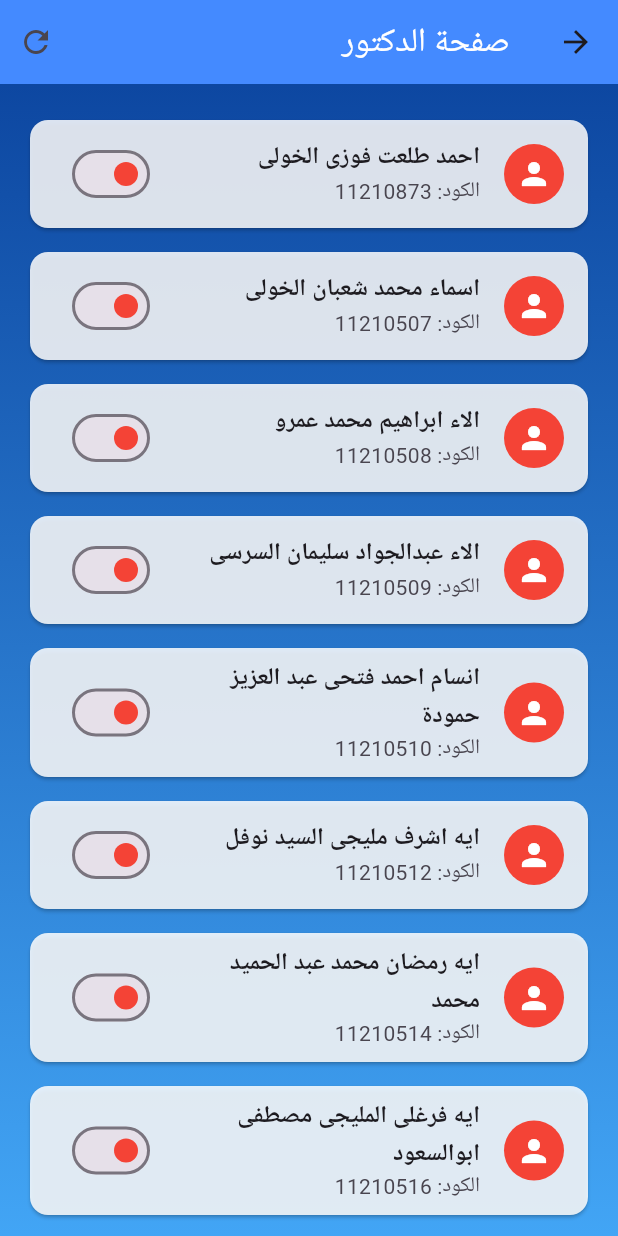
After one commit to EsraaElnajjar/finalVersionOfQRStudent, a Flutter app: the DoctorPage screen opened directly, after a tap on "الغياب فى مادة سوق العمل", on a phone screen of 412 x 824 dp. The commit adds this screen. Run offline on Flutter 3.47's test engine with Material 3 defaults, Android fonts, the phone set to English and light mode, and no system bars; our stand-ins replace qr_flutter, shared_preferences; missing offline and left inert: qr_code_scanner_plus; accounts and stored records are empty.

Commit message:
first commit

```diff
--- a/lib/Pages/DoctorPage.dart
+++ b/lib/Pages/DoctorPage.dart
@@ -3,6 +3,7 @@ import 'dart:math';
 import 'package:flutter/material.dart';
 import 'package:shared_preferences/shared_preferences.dart';
 import 'package:qr_flutter/qr_flutter.dart';
+import 'package:studentqr/Pages/StudentsPage.dart';
 
 class DoctorPage extends StatefulWidget {
   @override
@@ -33,22 +34,7 @@ class _DoctorPageState extends State<DoctorPage> {
     });
   }
 
-  // لتخزين بيانات الحضور في SharedPreferences
-  Future<void> _saveAttendance(String name, String studentId) async {
-    final prefs = await SharedPreferences.getInstance();
-    List<String> storedList = prefs.getStringList('attendance_students') ?? [];
 
-    Map<String, String> studentData = {
-      'name': name,
-      'studentId': studentId,
-    };
-
-    storedList.add(json.encode(studentData));
-    await prefs.setStringList('attendance_students', storedList);
-
-    // تحديث العرض
-    _loadAttendanceList();
-  }
 
   void generateNewQRCode() async {
     DateTime now = DateTime.now();
@@ -82,7 +68,7 @@ class _DoctorPageState extends State<DoctorPage> {
   Widget build(BuildContext context) {
     return Scaffold(
       appBar: AppBar(
-        title: Text('لوحة الدكتور',style: TextStyle(color: Colors.white),),
+        title: Text('صفحة الدكتور',style: TextStyle(color: Colors.white),),
         backgroundColor: Colors.blueAccent,
       ),
       body: Container(
@@ -123,8 +109,10 @@ class _DoctorPageState extends State<DoctorPage> {
                       backgroundColor: Colors.white,
                     )
                         : const Text(
+                      textDirection: TextDirection.rtl,
+                      textAlign: TextAlign.center,
                       'مرحبا يا دكتور من فضلك اضغط على الزر لإنشاء كود جديد',
-                      style: TextStyle(fontSize: 16, color: Colors.grey),
+                      style: TextStyle(fontSize: 18, color: Colors.grey,fontWeight: FontWeight.bold),
                     ),
 
                     const SizedBox(height: 30),
@@ -142,7 +130,7 @@ class _DoctorPageState extends State<DoctorPage> {
                         ),
                         child: const Text(
                           'إنشاء كود جديد',
-                          style: TextStyle(fontSize: 18, color: Colors.white),
+                          style: TextStyle(fontSize: 18, color: Colors.white,fontWeight: FontWeight.bold),
                         ),
                       ),
                     ),
@@ -152,7 +140,10 @@ class _DoctorPageState extends State<DoctorPage> {
                       width: double.infinity,
                       child: ElevatedButton(
                         onPressed: () {
-                          _showAttendanceList(context);
+                          Navigator.push(
+                            context,
+                            MaterialPageRoute(builder: (context) => StudentsPage()),
+                          );
                         },
                         style: ElevatedButton.styleFrom(
                           backgroundColor: Colors.blueAccent,
@@ -162,8 +153,8 @@ class _DoctorPageState extends State<DoctorPage> {
                           ),
                         ),
                         child: const Text(
-                          'قائمة الطلاب الحاضرين',
-                          style: TextStyle(fontSize: 18, color: Colors.white),
+                          'الغياب فى مادة سوق العمل',
+                          style: TextStyle(fontSize: 18, color: Colors.white,fontWeight: FontWeight.bold),
                         ),
                       ),
                     ),
--- /dev/null
+++ b/lib/Pages/StudentsPage.dart
@@ -0,0 +1,117 @@
+import 'dart:convert';
+import 'package:flutter/material.dart';
+import 'package:shared_preferences/shared_preferences.dart';
+
+class StudentsPage extends StatefulWidget {
+  @override
+  _StudentsPageState createState() => _StudentsPageState();
+}
+
+class _StudentsPageState extends State<StudentsPage> {
+  List<Map<String, dynamic>> students = [
+    {'id': '11210873', 'name': 'احمد طلعت فوزى الخولى', 'present': false},
+    {'id': '11210507', 'name': 'اسماء محمد شعبان الخولى', 'present': false},
+    {'id': '11210508', 'name': 'الاء ابراهيم محمد عمرو', 'present': false},
+    {'id': '11210509', 'name': 'الاء عبدالجواد سليمان السرسى', 'present': false},
+    {'id': '11210510', 'name': 'انسام احمد فتحى عبد العزيز حمودة', 'present': false},
+    {'id': '11210512', 'name': 'ايه اشرف مليجى السيد نوفل', 'present': false},
+    {'id': '11210514', 'name': 'ايه رمضان محمد عبد الحميد محمد', 'present': false},
+    {'id': '11210516', 'name': 'ايه فرغلى المليجى مصطفى ابوالسعود', 'present': false},
+    {'id': '11210517', 'name': 'ايه محمد عبدالغفورأحمد محمود', 'present': false},
+    {'id': '11210518', 'name': 'حنان يحيى محمد احمد البندارى', 'present': false},
+  ];
+
+  @override
+  void initState() {
+    super.initState();
+    _loadAttendanceStatus();
+  }
+
+  Future<void> _loadAttendanceStatus() async {
+    SharedPreferences prefs = await SharedPreferences.getInstance();
+    List<String> storedList = prefs.getStringList('attendance_students') ?? [];
+
+    // استخراج قائمة الأرقام الأكاديمية للطلاب الذين سجلوا حضورهم
+    List<String> attendedIds = storedList.map((jsonString) {
+      Map<String, dynamic> student = json.decode(jsonString);
+      return student['studentId'].toString();
+    }).toList();
+
+    // تحديث الحضور في قائمة الطلاب
+    setState(() {
+      for (var student in students) {
+        if (attendedIds.contains(student['id'])) {
+          student['present'] = true;
+        }
+      }
+    });
+  }
+
+
+
+  @override
+  Widget build(BuildContext context) {
+    return Directionality(
+      textDirection: TextDirection.rtl,
+      child: Scaffold(
+        appBar: AppBar(
+          title: Text('صفحة الدكتور', style: TextStyle(color: Colors.white)),
+          backgroundColor: Colors.blueAccent,
+          actions: [
+            IconButton(
+              icon: Icon(Icons.refresh),
+              onPressed: _loadAttendanceStatus, // إعادة تحميل الحضور
+            ),
+          ],
+        ),
+        body: Container(
+          decoration: const BoxDecoration(
+            gradient: LinearGradient(
+              colors: [Color(0xFF0D47A1), Color(0xFF42A5F5)],
+              begin: Alignment.topCenter,
+              end: Alignment.bottomCenter,
+            ),
+          ),
+          child: Column(
+            children: [
+              const SizedBox(height: 16),
+              Expanded(
+                child: ListView.builder(
+                  itemCount: students.length,
+                  itemBuilder: (context, index) {
+                    var student = students[index];
+                    return Card(
+                      margin: const EdgeInsets.symmetric(horizontal: 20, vertical: 8),
+                      color: Colors.white.withOpacity(0.85),
+                      child: ListTile(
+                        leading: CircleAvatar(
+                          backgroundColor: student['present'] ? Colors.green : Colors.red,
+                          child: Icon(Icons.person, color: Colors.white),
+                        ),
+                        title: Text(
+                          student['name'],
+                          style: TextStyle(fontWeight: FontWeight.bold),
+                        ),
+                        subtitle: Text("الكود: ${student['id']}"),
+                        trailing: Switch(
+                          value: student['present'],
+                          onChanged: (val) {
+                            setState(() {
+                              student['present'] = val;
+                            });
+                          },
+                          activeColor: Colors.green,
+                          inactiveThumbColor: Colors.red,
+                        ),
+                      ),
+                    );
+                  },
+                ),
+              ),
+            ],
+          ),
+        ),
+      ),
+    );
+  }
+}
--- a/lib/main.dart
+++ b/lib/main.dart
@@ -4,6 +4,7 @@ import 'package:studentqr/Pages/DoctorPage.dart';
 import 'package:studentqr/Pages/OnboardingPage.dart';
 import 'package:studentqr/Pages/StudentHome.dart';
 import 'package:studentqr/Pages/StudentRegisterPage.dart';
+import 'package:studentqr/Pages/StudentsPage.dart';
 
 Future<void> main() async {
   runApp(const MyApp());
@@ -19,6 +20,7 @@ class MyApp extends StatelessWidget {
       debugShowCheckedModeBanner: false,
       home: Scaffold(
         //body: DoctorPage(),
+       // body: StudentsPage(),
         body: OnboardingPage(),
       //  body: AttendancePage(),
       //  body: StudentRegisterPage(code: "TEST1234"),
```
Also changed, not shown: lib/Pages/LoginPage.dart (+7 -6 lines), assets/login.png (added), 4 other files.
